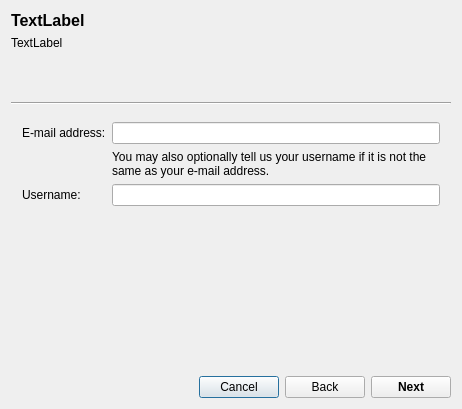
GNOME/evolution-activesync, file QtActivesyncdConfig/ConfigWizard.ui: the form before one commit.
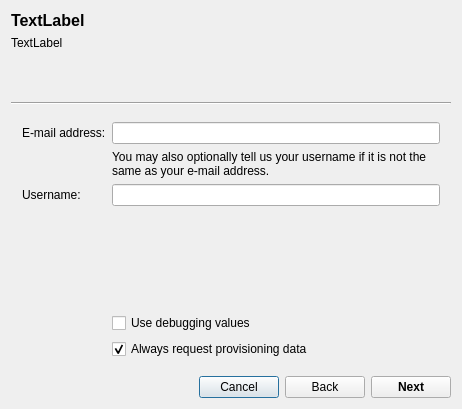
The form after the commit. The open tabs and pages were chosen to show the change.

Commit message: Various enhancements and updates to ConfigWizard

Patch:
```diff
--- a/QtActivesyncdConfig/ConfigWizard.ui
+++ b/QtActivesyncdConfig/ConfigWizard.ui
@@ -113,6 +113,42 @@
        <item row="3" column="1">
         <widget class="QLineEdit" name="editUsername1"/>
        </item>
+       <item row="4" column="1">
+        <spacer name="verticalSpacer_2">
+         <property name="orientation">
+          <enum>Qt::Vertical</enum>
+         </property>
+         <property name="sizeType">
+          <enum>QSizePolicy::Expanding</enum>
+         </property>
+         <property name="sizeHint" stdset="0">
+          <size>
+           <width>20</width>
+           <height>40</height>
+          </size>
+         </property>
+        </spacer>
+       </item>
+       <item row="6" column="1">
+        <widget class="QCheckBox" name="cbUseDebugValues">
+         <property name="text">
+          <string>Use debugging values</string>
+         </property>
+        </widget>
+       </item>
+       <item row="7" column="1">
+        <widget class="QCheckBox" name="cbForceProvisioning">
+         <property name="toolTip">
+          <string>Always ask the server for a list of provisioning requirements, even if we're already provisioned.</string>
+         </property>
+         <property name="text">
+          <string>Always request provisioning data</string>
+         </property>
+         <property name="checked">
+          <bool>true</bool>
+         </property>
+        </widget>
+       </item>
       </layout>
      </widget>
      <widget class="QWidget" name="pageBusy">
```
Left out of the diff: 4 changed lines with no effect on the pictures. The commit also changes 2 other files.
